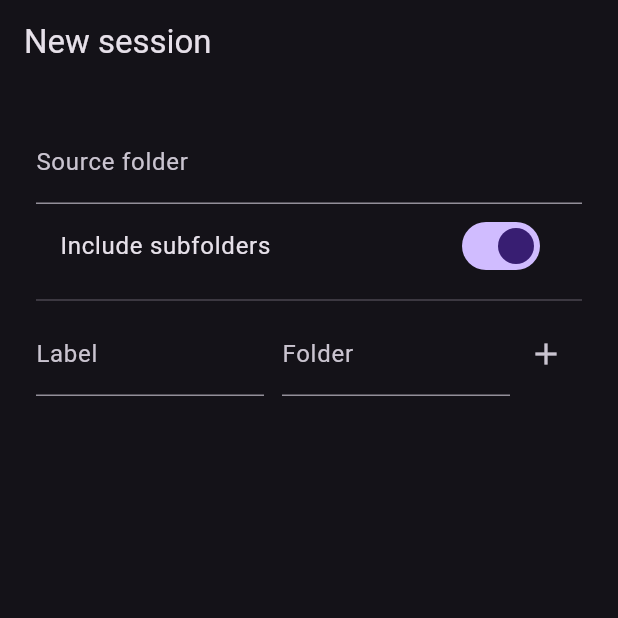
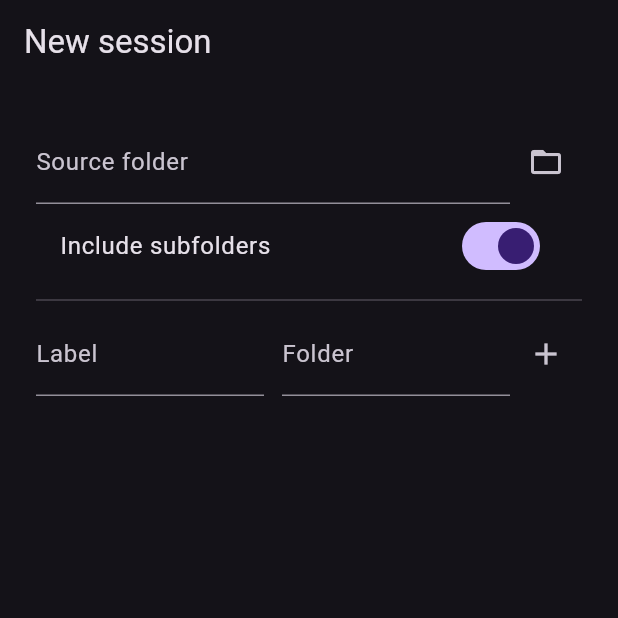
Before and after one commit to devPatuel/tria, a Flutter app: the screen it shows after launch, on a phone screen of 412 x 824 dp, the top half of it. Run offline on Flutter 3.47's test engine with Material 3 defaults, Android fonts, the phone set to English and light mode, and no system bars; missing offline and left inert: file_selector.

Commit message:
feat(macos): add native folder picker and sandbox entitlements

```diff
--- a/lib/ui/setup_screen.dart
+++ b/lib/ui/setup_screen.dart
@@ -1,3 +1,4 @@
+import 'package:file_selector/file_selector.dart';
 import 'package:flutter/material.dart';
 
 import '../domain/destination.dart';
@@ -21,6 +22,17 @@ class _SetupScreenState extends State<SetupScreen> {
   final _destinations = <Destination>[];
   var _recursive = true;
   String? _error;
+
+  /// Opens the system folder dialog.
+  ///
+  /// On macOS this is not cosmetic: picking a folder through the system dialog
+  /// is what grants a sandboxed app access to it. A path typed by hand grants
+  /// nothing, and the session would come up empty.
+  Future<void> _pickSourceFolder() async {
+    final path = await getDirectoryPath();
+    if (path == null || !mounted) return;
+    setState(() => _sourceController.text = path);
+  }
 
   void _addDestination() {
     if (_destinations.length >= 9) {
@@ -67,11 +79,23 @@ class _SetupScreenState extends State<SetupScreen> {
         child: Column(
           crossAxisAlignment: CrossAxisAlignment.start,
           children: [
-            TextField(
-              key: const Key('source-root'),
-              controller: _sourceController,
-              decoration: const InputDecoration(labelText: 'Source folder'),
-              onChanged: (_) => setState(() {}),
+            Row(
+              children: [
+                Expanded(
+                  child: TextField(
+                    key: const Key('source-root'),
+                    controller: _sourceController,
+                    decoration: const InputDecoration(labelText: 'Source folder'),
+                    onChanged: (_) => setState(() {}),
+                  ),
+                ),
+                IconButton(
+                  key: const Key('pick-source'),
+                  icon: const Icon(Icons.folder_open),
+                  tooltip: 'Choose folder',
+                  onPressed: _pickSourceFolder,
+                ),
+              ],
             ),
             SwitchListTile(
               title: const Text('Include subfolders'),
--- a/pubspec.yaml
+++ b/pubspec.yaml
@@ -37,6 +37,7 @@ dependencies:
   path: ^1.9.1
   path_provider: ^2.1.6
   provider: ^6.1.5+1
+  file_selector: ^1.1.0
 
 dev_dependencies:
   flutter_test:
```
Also changed, not shown: pubspec.lock, 3 other files.
